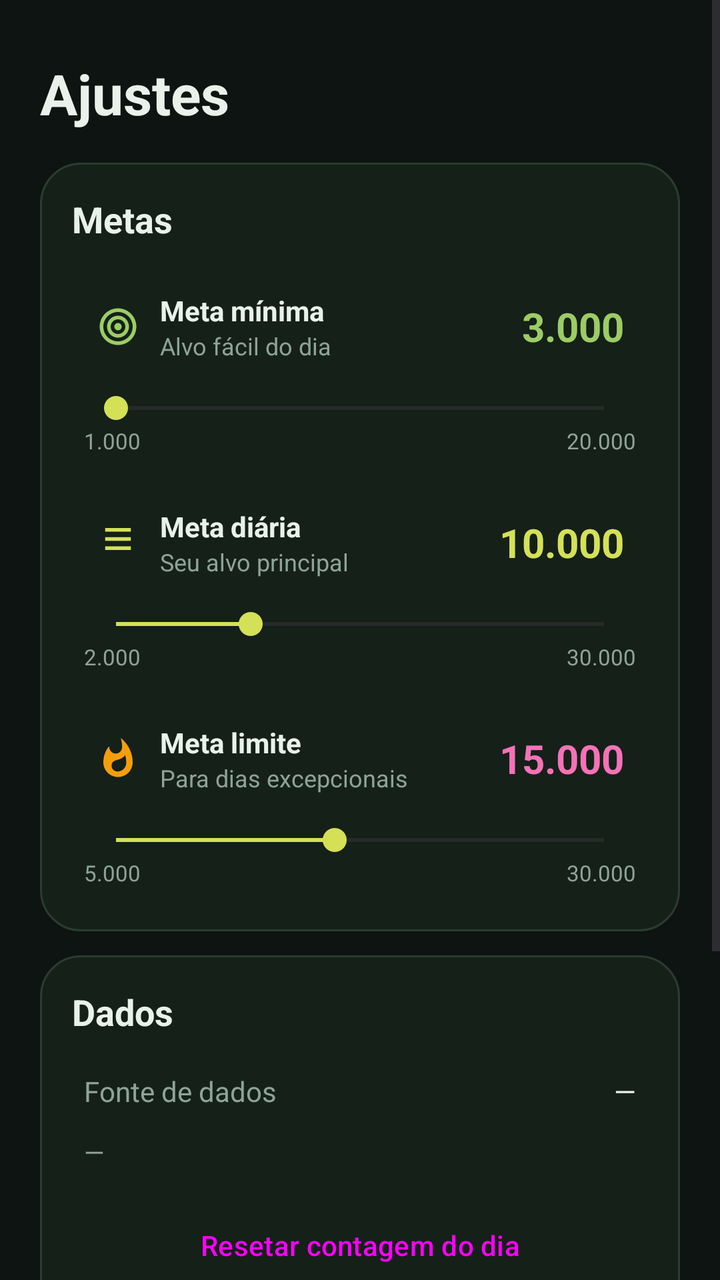
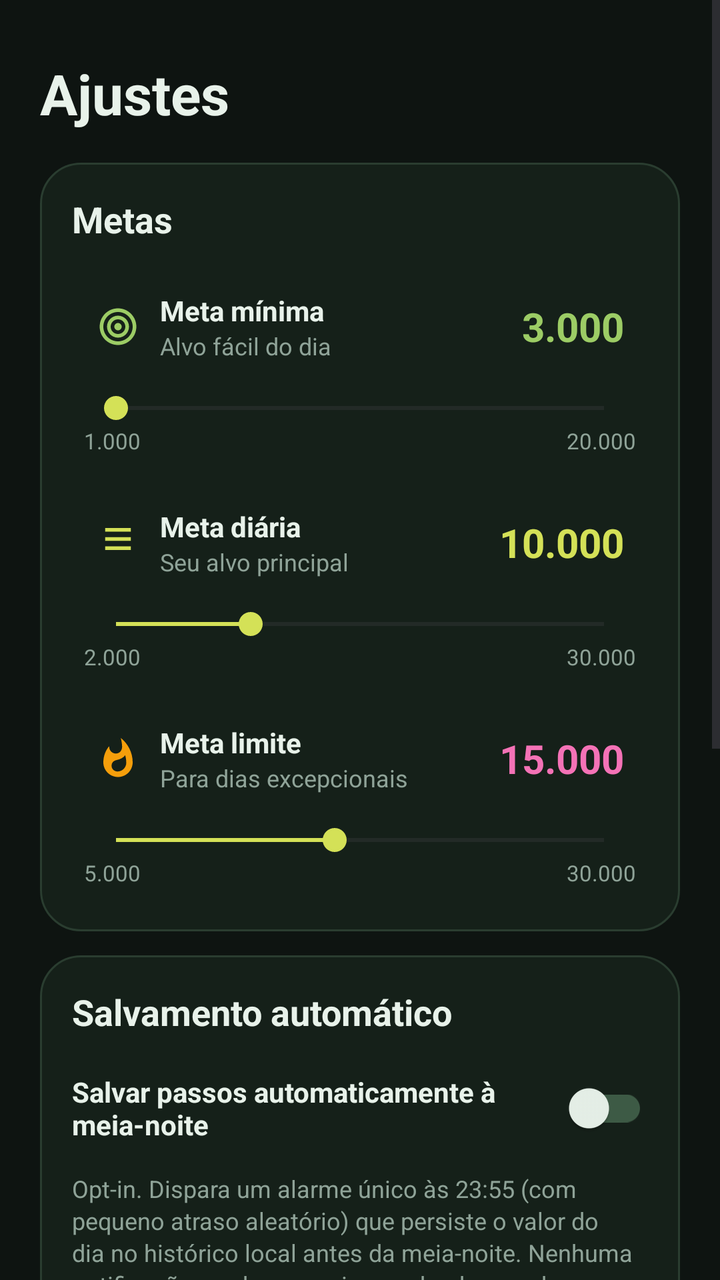

Two renders of the same Android screen: before a commit and after it. Below are the layout's source before the change and the commit's diff.
<!-- AndroidManifest.xml: application theme Theme.StepLemon -->
<!-- res/layout/fragment_settings.xml -->
<?xml version="1.0" encoding="utf-8"?>
<ScrollView xmlns:android="http://schemas.android.com/apk/res/android"
    android:layout_width="match_parent"
    android:layout_height="match_parent"
    android:background="@color/lemon_bg"
    android:fillViewport="true">

    <LinearLayout
        android:layout_width="match_parent"
        android:layout_height="wrap_content"
        android:orientation="vertical"
        android:padding="20dp">

        <TextView
            android:layout_width="wrap_content"
            android:layout_height="wrap_content"
            android:text="@string/settings_title"
            android:textColor="@color/lemon_on_surface"
            android:textSize="28sp"
            android:textStyle="bold"
            android:paddingTop="8dp"
            android:paddingBottom="16dp"/>

        <LinearLayout
            android:layout_width="match_parent"
            android:layout_height="wrap_content"
            android:orientation="vertical"
            android:padding="16dp"
            android:layout_marginBottom="12dp"
            android:background="@drawable/bg_stat_card">

            <TextView
                android:layout_width="wrap_content"
                android:layout_height="wrap_content"
                android:text="@string/settings_goals"
                android:textColor="@color/lemon_on_surface"
                android:textSize="18sp"
                android:textStyle="bold"
                android:paddingBottom="12dp"/>

            <LinearLayout
                android:layout_width="match_parent"
                android:layout_height="wrap_content"
                android:orientation="vertical"
                android:padding="6dp"
                android:layout_marginBottom="8dp">

                <LinearLayout
                    android:layout_width="match_parent"
                    android:layout_height="wrap_content"
                    android:orientation="horizontal"
                    android:gravity="center_vertical"
                    android:padding="6dp">
                    <ImageView
                        android:layout_width="22dp" android:layout_height="22dp"
                        android:src="@drawable/ic_target"
                        android:contentDescription="@null"/>
                    <LinearLayout
                        android:layout_width="0dp" android:layout_weight="1"
                        android:layout_height="wrap_content"
                        android:layout_marginStart="10dp"
                        android:orientation="vertical">
                        <TextView
                            android:layout_width="wrap_content"
                            android:layout_height="wrap_content"
                            android:text="@string/settings_min_goal"
                            android:textColor="@color/lemon_on_surface"
                            android:textSize="14sp"
                            android:textStyle="bold"/>
                        <TextView
                            android:layout_width="wrap_content"
                            android:layout_height="wrap_content"
                            android:text="@string/settings_min_desc"
                            android:textColor="@color/lemon_text_dim"
                            android:textSize="12sp"/>
                    </LinearLayout>
                    <TextView
                        android:id="@+id/val_min_goal"
                        android:layout_width="wrap_content"
                        android:layout_height="wrap_content"
                        android:text="3.000"
                        android:textColor="@color/lemon_primary"
                        android:textSize="20sp"
                        android:textStyle="bold"/>
                </LinearLayout>

                
                <LinearLayout
                    android:id="@+id/chips_min_anchor"
                    android:layout_width="match_parent"
                    android:layout_height="wrap_content"
                    android:orientation="vertical"
                    android:paddingTop="6dp"
                    android:paddingBottom="2dp"/>
                <SeekBar
                    android:id="@+id/seek_min"
                    android:layout_width="match_parent"
                    android:layout_height="wrap_content"
                    android:max="19000"
                    android:progress="0"/>
                <LinearLayout
                    android:layout_width="match_parent"
                    android:layout_height="wrap_content"
                    android:orientation="horizontal">
                    <TextView
                        android:layout_width="wrap_content"
                        android:layout_height="wrap_content"
                        android:text="1.000"
                        android:textColor="@color/lemon_text_dim"
                        android:textSize="11sp"/>
                    <View
                        android:layout_width="0dp" android:layout_weight="1"
                        android:layout_height="0dp"/>
                    <TextView
                        android:layout_width="wrap_content"
                        android:layout_height="wrap_content"
                        android:text="20.000"
                        android:textColor="@color/lemon_text_dim"
                        android:textSize="11sp"/>
                </LinearLayout>
            </LinearLayout>

            <LinearLayout
                android:layout_width="match_parent"
                android:layout_height="wrap_content"
                android:orientation="vertical"
                android:padding="6dp"
                android:layout_marginBottom="8dp">

                <LinearLayout
                    android:layout_width="match_parent"
                    android:layout_height="wrap_content"
                    android:orientation="horizontal"
                    android:gravity="center_vertical"
                    android:padding="6dp">
                    <ImageView
                        android:layout_width="22dp" android:layout_height="22dp"
                        android:src="@drawable/ic_bolt"
                        android:contentDescription="@null"/>
                    <LinearLayout
                        android:layout_width="0dp" android:layout_weight="1"
                        android:layout_height="wrap_content"
                        android:layout_marginStart="10dp"
                        android:orientation="vertical">
                        <TextView
                            android:layout_width="wrap_content"
                            android:layout_height="wrap_content"
                            android:text="@string/settings_daily_goal"
                            android:textColor="@color/lemon_on_surface"
                            android:textSize="14sp"
                            android:textStyle="bold"/>
                        <TextView
                            android:layout_width="wrap_content"
                            android:layout_height="wrap_content"
                            android:text="@string/settings_daily_desc"
                            android:textColor="@color/lemon_text_dim"
                            android:textSize="12sp"/>
                    </LinearLayout>
                    <TextView
                        android:id="@+id/val_daily_goal"
                        android:layout_width="wrap_content"
                        android:layout_height="wrap_content"
                        android:text="10.000"
                        android:textColor="@color/lemon_secondary"
                        android:textSize="20sp"
                        android:textStyle="bold"/>
                </LinearLayout>

                
                <LinearLayout
                    android:id="@+id/chips_daily_anchor"
                    android:layout_width="match_parent"
                    android:layout_height="wrap_content"
                    android:orientation="vertical"
                    android:paddingTop="6dp"
                    android:paddingBottom="2dp"/>
                <SeekBar
                    android:id="@+id/seek_daily"
                    android:layout_width="match_parent"
                    android:layout_height="wrap_content"
                    android:max="29000"
                    android:progress="8000"/>
                <LinearLayout
                    android:layout_width="match_parent"
                    android:layout_height="wrap_content"
                    android:orientation="horizontal">
                    <TextView
                        android:layout_width="wrap_content"
                        android:layout_height="wrap_content"
                        android:text="2.000"
                        android:textColor="@color/lemon_text_dim"
                        android:textSize="11sp"/>
                    <View
                        android:layout_width="0dp" android:layout_weight="1"
                        android:layout_height="0dp"/>
                    <TextView
                        android:layout_width="wrap_content"
                        android:layout_height="wrap_content"
                        android:text="30.000"
                        android:textColor="@color/lemon_text_dim"
                        android:textSize="11sp"/>
                </LinearLayout>
            </LinearLayout>

            <LinearLayout
                android:layout_width="match_parent"
                android:layout_height="wrap_content"
                android:orientation="vertical"
                android:padding="6dp">

                <LinearLayout
                    android:layout_width="match_parent"
                    android:layout_height="wrap_content"
                    android:orientation="horizontal"
                    android:gravity="center_vertical"
                    android:padding="6dp">
                    <ImageView
                        android:layout_width="22dp" android:layout_height="22dp"
                        android:src="@drawable/ic_flame"
                        android:contentDescription="@null"/>
                    <LinearLayout
                        android:layout_width="0dp" android:layout_weight="1"
                        android:layout_height="wrap_content"
                        android:layout_marginStart="10dp"
                        android:orientation="vertical">
                        <TextView
                            android:layout_width="wrap_content"
                            android:layout_height="wrap_content"
                            android:text="@string/settings_stretch_goal"
                            android:textColor="@color/lemon_on_surface"
                            android:textSize="14sp"
                            android:textStyle="bold"/>
                        <TextView
                            android:layout_width="wrap_content"
                            android:layout_height="wrap_content"
                            android:text="@string/settings_stretch_desc"
                            android:textColor="@color/lemon_text_dim"
                            android:textSize="12sp"/>
                    </LinearLayout>
                    <TextView
                        android:id="@+id/val_stretch_goal"
                        android:layout_width="wrap_content"
                        android:layout_height="wrap_content"
                        android:text="15.000"
                        android:textColor="@color/lemon_accent_pink"
                        android:textSize="20sp"
                        android:textStyle="bold"/>
                </LinearLayout>

                
                <LinearLayout
                    android:id="@+id/chips_stretch_anchor"
                    android:layout_width="match_parent"
                    android:layout_height="wrap_content"
                    android:orientation="vertical"
                    android:paddingTop="6dp"
                    android:paddingBottom="2dp"/>
                <SeekBar
                    android:id="@+id/seek_stretch"
                    android:layout_width="match_parent"
                    android:layout_height="wrap_content"
                    android:max="29000"
                    android:progress="13000"/>
                <LinearLayout
                    android:layout_width="match_parent"
                    android:layout_height="wrap_content"
                    android:orientation="horizontal">
                    <TextView
                        android:layout_width="wrap_content"
                        android:layout_height="wrap_content"
                        android:text="5.000"
                        android:textColor="@color/lemon_text_dim"
                        android:textSize="11sp"/>
                    <View
                        android:layout_width="0dp" android:layout_weight="1"
                        android:layout_height="0dp"/>
                    <TextView
                        android:layout_width="wrap_content"
                        android:layout_height="wrap_content"
                        android:text="30.000"
                        android:textColor="@color/lemon_text_dim"
                        android:textSize="11sp"/>
                </LinearLayout>
            </LinearLayout>

        </LinearLayout>

        <LinearLayout
            android:layout_width="match_parent"
            android:layout_height="wrap_content"
            android:orientation="vertical"
            android:padding="16dp"
            android:layout_marginBottom="12dp"
            android:background="@drawable/bg_stat_card">

            <TextView
                android:layout_width="wrap_content"
                android:layout_height="wrap_content"
                android:text="@string/settings_data"
                android:textColor="@color/lemon_on_surface"
                android:textSize="18sp"
                android:textStyle="bold"
                android:paddingBottom="12dp"/>

            <LinearLayout
                android:layout_width="match_parent"
                android:layout_height="wrap_content"
                android:orientation="horizontal"
                android:padding="6dp"
                android:gravity="center_vertical">
                <TextView
                    android:layout_width="0dp" android:layout_weight="1"
                    android:layout_height="wrap_content"
                    android:text="@string/settings_source"
                    android:textColor="@color/lemon_text_dim"
                    android:textSize="14sp"/>
                <TextView
                    android:id="@+id/settings_source"
                    android:layout_width="wrap_content"
                    android:layout_height="wrap_content"
                    android:text="—"
                    android:textColor="@color/lemon_on_surface"
                    android:textSize="14sp"/>
            </LinearLayout>

            <LinearLayout
                android:layout_width="match_parent"
                android:layout_height="wrap_content"
                android:orientation="vertical"
                android:padding="6dp">
                <TextView
                    android:id="@+id/settings_zepp_status"
                    android:layout_width="wrap_content"
                    android:layout_height="wrap_content"
                    android:text="—"
                    android:textColor="@color/lemon_text_dim"
                    android:textSize="13sp"/>
            </LinearLayout>

            <Button
                android:id="@+id/btn_reset"
                android:layout_width="match_parent"
                android:layout_height="wrap_content"
                android:text="@string/settings_reset"
                android:layout_marginTop="8dp"
                style="@style/Widget.Material3.Button.OutlinedButton"/>

            <Button
                android:id="@+id/btn_debug_zepp"
                android:layout_width="match_parent"
                android:layout_height="wrap_content"
                android:text="Debug: schema Zepp"
                android:layout_marginTop="4dp"
                style="@style/Widget.Material3.Button.TextButton"/>

        </LinearLayout>

        <LinearLayout
            android:layout_width="match_parent"
            android:layout_height="wrap_content"
            android:orientation="vertical"
            android:padding="16dp"
            android:background="@drawable/bg_stat_card">

            <TextView
                android:layout_width="wrap_content"
                android:layout_height="wrap_content"
                android:text="@string/settings_about"
                android:textColor="@color/lemon_on_surface"
                android:textSize="18sp"
                android:textStyle="bold"
                android:paddingBottom="6dp"/>
            <TextView
                android:layout_width="match_parent"
                android:layout_height="wrap_content"
                android:text="@string/settings_about_text"
                android:textColor="@color/lemon_text_dim"
                android:textSize="13sp"
                android:lineSpacingExtra="2dp"/>

        </LinearLayout>

    </LinearLayout>

</ScrollView>
<!-- resources referenced by this layout -->
<resources>
  <color name="lemon_accent_pink">#F472B6</color>
  <color name="lemon_bg">#0E1411</color>
  <color name="lemon_on_surface">#E8F2EA</color>
  <color name="lemon_primary">#9CCC65</color>
  <color name="lemon_secondary">#D4E157</color>
  <color name="lemon_text_dim">#8FA398</color>
  <!-- drawable bg_stat_card (drawable) -->
  <?xml version="1.0" encoding="utf-8"?>
  <shape xmlns:android="http://schemas.android.com/apk/res/android"
      android:shape="rectangle">
      <solid android:color="@color/lemon_surface" />
      <corners android:radius="20dp" />
      <stroke android:width="1dp" android:color="@color/lemon_outline_dim" />
  </shape>
  <!-- drawable ic_bolt (drawable) -->
  <vector xmlns:android="http://schemas.android.com/apk/res/android"
      android:width="24dp" android:height="24dp"
      android:viewportWidth="24" android:viewportHeight="24">
      <path android:fillColor="@color/lemon_secondary"
          android:pathData="M5,16L19,16L19,14L5,14zM5,11L19,11L19,9L5,9zM5,6L19,6L19,4L5,4z"/>
  </vector>
  <!-- drawable ic_flame (drawable) -->
  <vector xmlns:android="http://schemas.android.com/apk/res/android"
      android:width="24dp" android:height="24dp"
      android:viewportWidth="24" android:viewportHeight="24">
      <path android:fillColor="@color/lemon_accent_orange"
          android:pathData="M13.5,0.67s0.74,2.65 0.74,4.8c0,2.06 -1.35,3.73 -3.41,3.73 -2.07,0 -3.63,-1.67 -3.63,-3.73l0.03,-0.36C5.21,7.51 4,10.62 4,14c0,4.42 3.58,8 8,8s8,-3.58 8,-8C20,8.61 17.41,3.8 13.5,0.67zM11.71,19c-1.78,0 -3.22,-1.4 -3.22,-3.14 0,-1.62 1.05,-2.76 2.81,-3.12 1.77,-0.36 3.6,-1.21 4.62,-2.58 0.39,1.29 0.59,2.65 0.59,4.04 0,2.65 -2.15,4.8 -4.8,4.8z"/>
  </vector>
  <!-- drawable ic_target (drawable) -->
  <vector xmlns:android="http://schemas.android.com/apk/res/android"
      android:width="24dp" android:height="24dp"
      android:viewportWidth="24" android:viewportHeight="24">
      <path android:fillColor="@color/lemon_primary"
          android:pathData="M12,2C6.48,2 2,6.48 2,12s4.48,10 10,10 10,-4.48 10,-10S17.52,2 12,2zM12,20c-4.42,0 -8,-3.58 -8,-8s3.58,-8 8,-8 8,3.58 8,8 -3.58,8 -8,8zM12,6c-3.31,0 -6,2.69 -6,6s2.69,6 6,6 6,-2.69 6,-6 -2.69,-6 -6,-6zM12,16c-2.21,0 -4,-1.79 -4,-4s1.79,-4 4,-4 4,1.79 4,4 -1.79,4 -4,4zM12,10c-1.1,0 -2,0.9 -2,2s0.9,2 2,2 2,-0.9 2,-2 -0.9,-2 -2,-2z"/>
  </vector>
  <string name="settings_about">Sobre</string>
  <string name="settings_about_text">StepLemon lê passos do Zepp Life (Mi Fitness) ou do sensor nativo do Android. Sem login, sem nuvem, sem rastreio.</string>
  <string name="settings_daily_desc">Seu alvo principal</string>
  <string name="settings_daily_goal">Meta diária</string>
  <string name="settings_data">Dados</string>
  <string name="settings_goals">Metas</string>
  <string name="settings_min_desc">Alvo fácil do dia</string>
  <string name="settings_min_goal">Meta mínima</string>
  <string name="settings_reset">Resetar contagem do dia</string>
  <string name="settings_source">Fonte de dados</string>
  <string name="settings_stretch_desc">Para dias excepcionais</string>
  <string name="settings_stretch_goal">Meta limite</string>
  <string name="settings_title">Ajustes</string>
  <color name="lemon_surface">#152019</color>
  <color name="lemon_outline_dim">#2A3D30</color>
  <color name="lemon_accent_orange">#F59E0B</color>
  <color name="lemon_on_primary">#0E1411</color>
  <color name="lemon_on_secondary">#0E1411</color>
  <color name="lemon_outline">#3D5A45</color>
  <color name="lemon_surface_alt">#1B2A21</color>
</resources>

<!-- the commit's change to res/layout/fragment_settings.xml (unified diff, before → after) -->
@@ -285,6 +285,7 @@
 
         </LinearLayout>
 
+        
         <LinearLayout
             android:layout_width="match_parent"
             android:layout_height="wrap_content"
@@ -296,6 +297,54 @@
             <TextView
                 android:layout_width="wrap_content"
                 android:layout_height="wrap_content"
+                android:text="@string/settings_rollover_title"
+                android:textColor="@color/lemon_on_surface"
+                android:textSize="18sp"
+                android:textStyle="bold"
+                android:paddingBottom="8dp"/>
+
+            <LinearLayout
+                android:layout_width="match_parent"
+                android:layout_height="wrap_content"
+                android:orientation="horizontal"
+                android:gravity="center_vertical"
+                android:paddingTop="4dp"
+                android:paddingBottom="4dp">
+                <TextView
+                    android:layout_width="0dp" android:layout_weight="1"
+                    android:layout_height="wrap_content"
+                    android:text="@string/settings_rollover_switch"
+                    android:textColor="@color/lemon_on_surface"
+                    android:textSize="14sp"
+                    android:textStyle="bold"/>
+                <androidx.appcompat.widget.SwitchCompat
+                    android:id="@+id/switch_rollover"
+                    android:layout_width="wrap_content"
+                    android:layout_height="wrap_content"/>
+            </LinearLayout>
+
+            <TextView
+                android:id="@+id/rollover_status"
+                android:layout_width="match_parent"
+                android:layout_height="wrap_content"
+                android:text="@string/settings_rollover_desc"
+                android:textColor="@color/lemon_text_dim"
+                android:textSize="12sp"
+                android:lineSpacingExtra="2dp"
+                android:paddingTop="4dp"/>
+        </LinearLayout>
+
+        <LinearLayout
+            android:layout_width="match_parent"
+            android:layout_height="wrap_content"
+            android:orientation="vertical"
+            android:padding="16dp"
+            android:layout_marginBottom="12dp"
+            android:background="@drawable/bg_stat_card">
+
+            <TextView
+                android:layout_width="wrap_content"
+                android:layout_height="wrap_content"
                 android:text="@string/settings_data"
                 android:textColor="@color/lemon_on_surface"
                 android:textSize="18sp"
<!-- resource entries referenced after the edit -->
@@ -44,6 +44,9 @@
   <string name="settings_min_desc">Alvo fácil do dia</string>
   <string name="settings_min_goal">Meta mínima</string>
   <string name="settings_reset">Resetar contagem do dia</string>
+  <string name="settings_rollover_desc">Opt-in. Dispara um alarme único às 23:55 (com pequeno atraso aleatório) que persiste o valor do dia no histórico local antes da meia-noite. Nenhuma notificação, nenhum serviço em background contínuo. Se o Zepp Life estiver autorizado, ele é usado como fonte; senão, o sensor nativo.</string>
+  <string name="settings_rollover_switch">Salvar passos automaticamente à meia-noite</string>
+  <string name="settings_rollover_title">Salvamento automático</string>
   <string name="settings_source">Fonte de dados</string>
   <string name="settings_stretch_desc">Para dias excepcionais</string>
   <string name="settings_stretch_goal">Meta limite</string>
